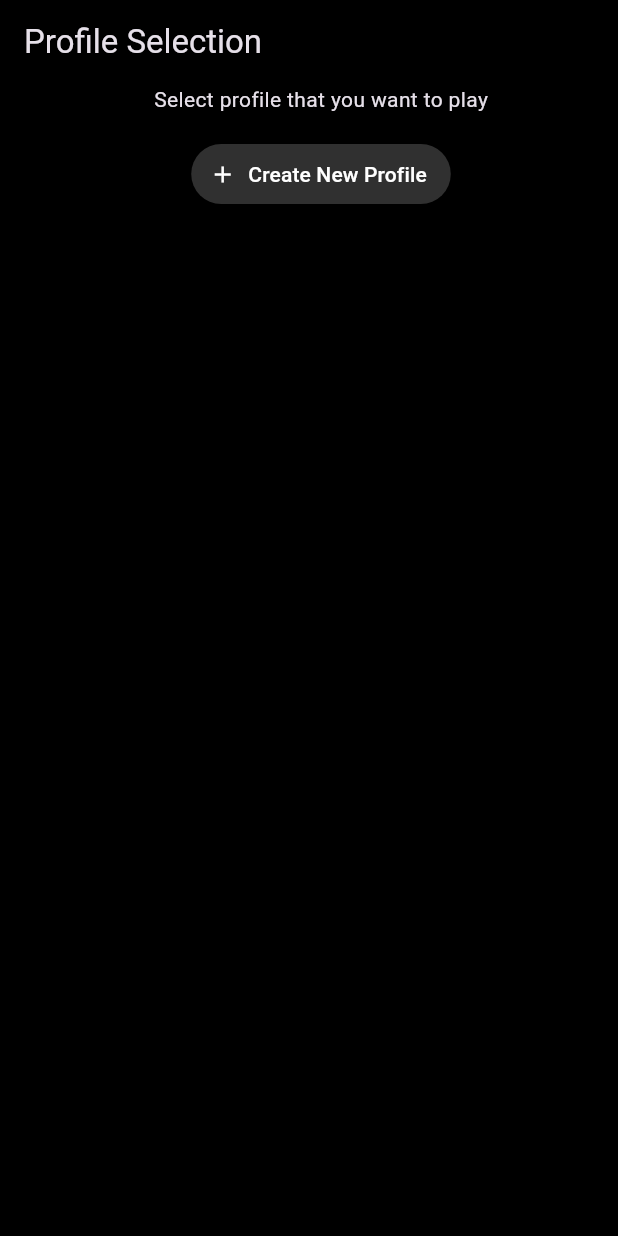
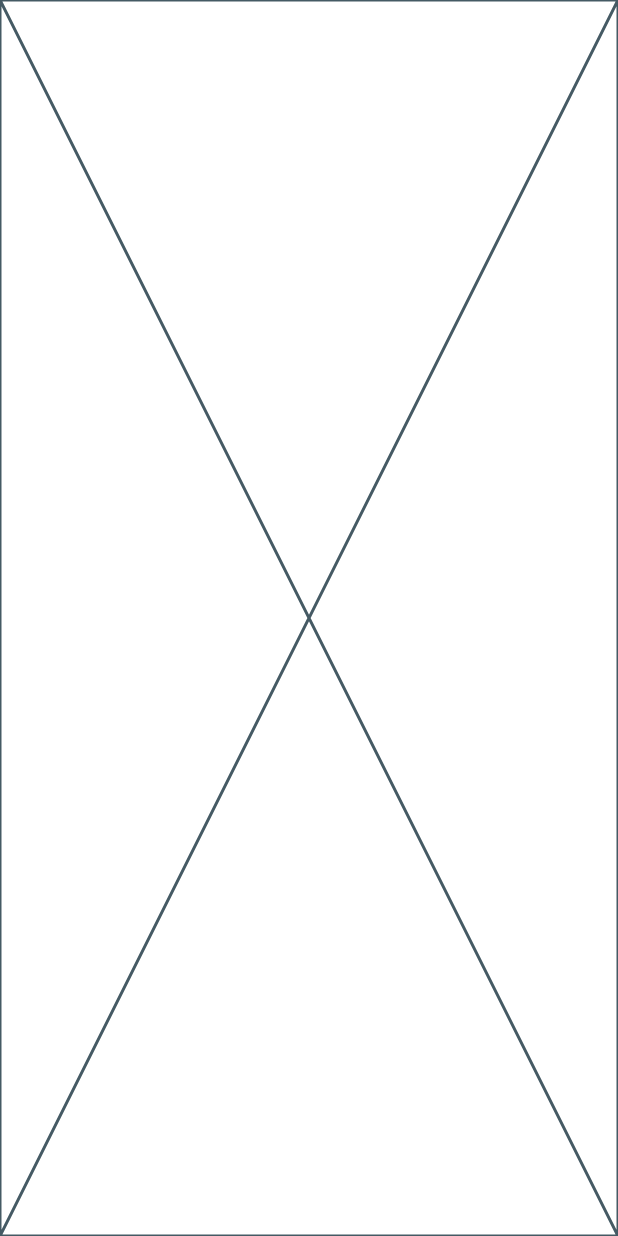
Before and after one commit to DangNguyen1912/flutter_gregtext_game, a Flutter app: the screen it shows after launch, on a phone screen of 412 x 824 dp. Run offline on Flutter 3.47's test engine with Material 3 defaults, Android fonts, the phone set to English and light mode, and no system bars; our stand-ins replace firebase_auth, firebase_core, go_router, shared_preferences; accounts and stored records are empty.

Commit message:
remove profile for simplicity and less data no longer save profiles and user locally and try to use firebase for it remove profile model
usePathUrlStrategy() to remove /# in url path

```diff
--- a/lib/main.dart
+++ b/lib/main.dart
@@ -1,7 +1,9 @@
 import 'package:firebase_core/firebase_core.dart';
 import 'package:flutter/material.dart';
+import 'package:flutter_gregtext_game/services/auth_service.dart';
+import 'package:flutter_gregtext_game/services/database_service.dart';
 import 'package:flutter_gregtext_game/services/local_storage_service.dart';
-import 'package:go_router/go_router.dart';
+import 'package:flutter_web_plugins/url_strategy.dart';
 import 'package:provider/provider.dart';
 import 'package:shared_preferences/shared_preferences.dart';
 
@@ -9,6 +11,8 @@ import './screens/routes.dart';
 import 'firebase_options.dart';
 
 Future<void> main() async {
+  usePathUrlStrategy();
+
   WidgetsFlutterBinding.ensureInitialized();
 
   // Initialize Firebase (optional, will work without if not available)
@@ -24,48 +28,30 @@ Future<void> main() async {
   var prefs = await SharedPreferences.getInstance();
 
   var appRouter = AppRouter();
-  await appRouter.initialize(prefs);
-  var router = appRouter.router;
+  await appRouter.initialize(prefs, AuthService().hasUser());
 
-  runApp(MainApp(router: router, prefs: prefs));
+  runApp(MainApp(appRouter: appRouter, prefs: prefs));
 }
 
-class MainApp extends StatefulWidget {
-  const MainApp({super.key, required this.router, required this.prefs});
+class MainApp extends StatelessWidget {
+  const MainApp({super.key, required this.appRouter, required this.prefs});
 
-  final GoRouter router;
+  final AppRouter appRouter;
   final SharedPreferences prefs;
 
-  @override
-  State<MainApp> createState() => _MainAppState();
-}
-
-class _MainAppState extends State<MainApp> {
   @override
   Widget build(BuildContext context) {
     return MultiProvider(
       providers: [
-        ChangeNotifierProvider(
-          create: (_) => LocalStorageService(widget.prefs),
-        ),
+        ChangeNotifierProvider(create: (_) => LocalStorageService(prefs)),
+        ChangeNotifierProvider(create: (_) => DatabaseService()),
       ],
       child: MaterialApp.router(
         title: "Gregtext",
         theme: ThemeData.dark().copyWith(
-          primaryColor: Colors.blue,
-          scaffoldBackgroundColor: Colors.black,
-          appBarTheme: const AppBarTheme(
-            backgroundColor: Colors.black,
-            elevation: 0,
-          ),
-          cardTheme: CardThemeData(
-            color: Colors.grey[900],
-            shape: RoundedRectangleBorder(
-              borderRadius: BorderRadius.circular(12),
-            ),
-          ),
+          colorScheme: ColorScheme.dark(primary: Colors.blue),
         ),
-        routerConfig: widget.router,
+        routerConfig: appRouter.router,
         debugShowCheckedModeBanner: false,
       ),
     );
--- a/lib/models/user/profile.dart
+++ /dev/null
@@ -1,46 +0,0 @@
-import 'dart:convert';
-
-// ignore_for_file: public_member_api_docs, sort_constructors_first
-// ProfileIds = UserIds
-// this is use to select profiles/users without loading inventories and heavy stuff, just ids, names and info stuff
-
-class Profile {
-  String profileId;
-  String profileName;
-  DateTime createDate;
-  Duration playedTime;
-  int gameStage;
-
-  Profile({
-    required this.profileId,
-    required this.profileName,
-    required this.createDate,
-    required this.playedTime,
-    required this.gameStage,
-  });
-
-  Map<String, dynamic> toMap() {
-    return <String, dynamic>{
-      'profileId': profileId,
-      'profileName': profileName,
-      'createDate': createDate.millisecondsSinceEpoch,
-      'playedTime': playedTime.inSeconds,
-      'gameStage': gameStage,
-    };
-  }
-
-  factory Profile.fromMap(Map<String, dynamic> map) {
-    return Profile(
-      profileId: map['profileId'] as String,
-      profileName: map['profileName'] as String,
-      createDate: DateTime.fromMillisecondsSinceEpoch(map['createDate'] as int),
-      playedTime: Duration(seconds: map['playedTime'] as int),
-      gameStage: map['gameStage'] as int,
-    );
-  }
-
-  String toJson() => json.encode(toMap());
-
-  factory Profile.fromJson(String source) =>
-      Profile.fromMap(json.decode(source) as Map<String, dynamic>);
-}
--- /dev/null
+++ b/lib/screens/auth/sign_in_screen.dart
@@ -0,0 +1,10 @@
+import 'package:flutter/material.dart';
+
+class SignInScreen extends StatelessWidget {
+  const SignInScreen({super.key});
+
+  @override
+  Widget build(BuildContext context) {
+    return Placeholder();
+  }
+}
--- a/lib/screens/game/profile_selection_screen.dart
+++ /dev/null
@@ -1,247 +0,0 @@
-import 'package:flutter/material.dart';
-import 'package:flutter_gregtext_game/models/user/profile.dart';
-import 'package:flutter_gregtext_game/services/local_storage_service.dart';
-import 'package:go_router/go_router.dart';
-import 'package:intl/intl.dart';
-import 'package:provider/provider.dart';
-import 'package:uuid/uuid.dart';
-
-class ProfileSelectionScreen extends StatelessWidget {
-  const ProfileSelectionScreen({super.key});
-
-  @override
-  Widget build(BuildContext context) {
-    final profiles = context.watch<LocalStorageService>().getProfiles();
-
-    return Scaffold(
-      appBar: AppBar(title: Text("Profile Selection")),
-      body: Padding(
-        padding: const EdgeInsets.only(left: 16.0),
-        child: Column(
-          mainAxisSize: MainAxisSize.min,
-          spacing: 16,
-          children: [
-            Text("Select profile that you want to play"),
-            Expanded(
-              child: ListView.builder(
-                itemCount: profiles.length + 1,
-                itemBuilder: (BuildContext context, int index) {
-                  if (index < profiles.length) {
-                    var profile = profiles[index];
-                    return Card(
-                      elevation: 4,
-                      margin: const EdgeInsets.symmetric(
-                        vertical: 8.0,
-                        horizontal: 4.0,
-                      ),
-                      shape: RoundedRectangleBorder(
-                        borderRadius: BorderRadius.circular(12),
-                      ),
-                      child: InkWell(
-                        onTap: () {
-                          // TODO: Action when a profile is selected
-                        },
-                        borderRadius: BorderRadius.circular(12),
-                        child: Padding(
-                          padding: const EdgeInsets.all(16.0),
-                          child: Column(
-                            mainAxisSize: MainAxisSize.min,
-                            crossAxisAlignment: CrossAxisAlignment.start,
-                            children: [
-                              Row(
-                                mainAxisAlignment:
-                                    MainAxisAlignment.spaceBetween,
-                                crossAxisAlignment: CrossAxisAlignment.start,
-                                children: [
-                                  Expanded(
-                                    child: Column(
-                                      crossAxisAlignment:
-                                          CrossAxisAlignment.start,
-                                      children: [
-                                        Text(
-                                          profile.profileName,
-                                          style: const TextStyle(
-                                            fontSize: 18,
-                                            fontWeight: FontWeight.bold,
-                                          ),
-                                        ),
-                                        const SizedBox(height: 4),
-                                        Text(
-                                          "Stage ${profile.gameStage}",
-                                          style: TextStyle(
-                                            color: Colors.blueAccent,
-                                            fontWeight: FontWeight.w600,
-                                          ),
-                                        ),
-                                      ],
-                                    ),
-                                  ),
-
-                                  Row(
-                                    mainAxisSize: MainAxisSize.min,
-                                    children: [
-                                      IconButton(
-                                        icon: const Icon(
-                                          Icons.edit,
-                                          color: Colors.blue,
-                                        ),
-                                        padding: EdgeInsets.zero,
-                                        constraints: const BoxConstraints(),
-                                        onPressed: () {
-                                          // TODO: Implement Edit Profile dialog/action
-                                        },
-                                      ),
-                                      const SizedBox(width: 12),
-                                      IconButton(
-                                        icon: const Icon(
-                                          Icons.delete,
-                                          color: Colors.red,
-                                        ),
-                                        padding: EdgeInsets.zero,
-                                        constraints: const BoxConstraints(),
-                                        onPressed: () async {
-                                          // TODO: Confirm dialog
-                                          final storageService = context
-                                              .read<LocalStorageService>();
-                                          List<Profile> updatedList = List.from(
-                                            storageService.getProfiles(),
-                                          );
-                                          updatedList.removeAt(index);
-                                          storageService.setProfiles(
-                                            updatedList,
-                                          );
-                                        },
-                                      ),
-                                    ],
-                                  ),
-                                ],
-                              ),
-                              const Divider(),
-                              const SizedBox(height: 8),
-                              Text(
-                                "ID: ${profile.profileId}",
-                                style: const TextStyle(
-                                  color: Colors.grey,
-                                  fontSize: 12,
-                                ),
-                              ),
-                              const SizedBox(height: 4),
-                              Text(
-                                "Created: ${DateFormat('dd MMM yyyy').format(profile.createDate)}",
-                                style: const TextStyle(fontSize: 14),
-                              ),
-                              const SizedBox(height: 4),
-                              Text(
-                                "Playtime: "
-                                "${profile.playedTime.inSeconds == 0 ? "Never" : "${profile.playedTime.inHours > 0 ? "${profile.playedTime.inHours} hour" : ""} "
-                                          "${profile.playedTime.inMinutes % 60 > 0 ? "${profile.playedTime.inHours} minute" : ""} "
-                                          "${profile.playedTime.inSeconds % 60 > 0 ? "${profile.playedTime.inHours} second" : ""}"}",
-                                style: const TextStyle(fontSize: 14),
-                              ),
-                            ],
-                          ),
-                        ),
-                      ),
-                    );
-                  }
-
-                  return Align(
-                    alignment: Alignment.center,
-                    child: TextButton.icon(
-                      style: TextButton.styleFrom(
-                        backgroundColor: Colors.grey[850],
-                      ),
-                      onPressed: () async {
-                        var newProfile = await newProfileDialog(context);
-                        if (newProfile != null) {
-                          context.read<LocalStorageService>().setProfiles(
-                            List.from(
-                              context.read<LocalStorageService>().getProfiles()
-                                ..add(newProfile),
-                            ),
-                          );
-                        }
-                      },
-                      label: Text(
-                        "Create New Profile",
-                        style: TextStyle(color: Colors.white),
-                      ),
-                      icon: Icon(Icons.add, color: Colors.white),
-                    ),
-                  );
-                },
-              ),
-            ),
-          ],
-        ),
-      ),
-    );
-  }
-}
-
-Future<Profile?> newProfileDialog(BuildContext context) {
-  final TextEditingController nameController = TextEditingController();
-  final formKey = GlobalKey<FormState>();
-  return showDialog<Profile>(
-    context: context,
-    builder: (BuildContext context) {
-      return Dialog(
-        insetPadding: const EdgeInsets.all(32),
-        child: Padding(
-          padding: EdgeInsetsGeometry.all(16),
-          child: Column(
-            mainAxisSize: MainAxisSize.min,
-            crossAxisAlignment: CrossAxisAlignment.start,
-            children: [
-              Text('Create new Profile', style: TextStyle(fontSize: 22)),
-              Form(
-                key: formKey,
-                child: Column(
-                  crossAxisAlignment: CrossAxisAlignment.start,
-                  mainAxisSize: MainAxisSize.min,
-                  children: [
-                    TextFormField(
-                      controller: nameController,
-                      decoration: InputDecoration(labelText: "name"),
-                      validator: (value) {
-                        if (value == null || value.isEmpty) {
-                          return "Please enter";
-                        }
-                        return null;
-                      },
-                    ),
-                  ],
-                ),
-              ),
-              Row(
-                mainAxisSize: MainAxisSize.max,
-                mainAxisAlignment: MainAxisAlignment.spaceBetween,
-                children: [
-                  ElevatedButton(
-                    onPressed: () => context.pop(),
-                    child: Text("Cancel"),
-                  ),
-                  ElevatedButton(
-                    onPressed: () {
-                      if (formKey.currentState!.validate()) {
-                        var newProfile = Profile(
-                          profileId: Uuid().v4(),
-                          profileName: nameController.text,
-                          createDate: DateTime.now(),
-                          playedTime: Duration(),
-                          gameStage: 0,
-                        );
-                        context.pop(newProfile);
-                      }
-                    },
-                    child: Text("Create"),
-                  ),
-                ],
-              ),
-            ],
-          ),
-        ),
-      );
-    },
-  );
-}
--- a/lib/screens/routes.dart
+++ b/lib/screens/routes.dart
@@ -1,9 +1,8 @@
 import 'dart:async';
 
 import 'package:flutter/material.dart';
+import 'package:flutter_gregtext_game/screens/auth/sign_in_screen.dart';
 import 'package:flutter_gregtext_game/screens/error_screen.dart';
-import 'package:flutter_gregtext_game/screens/game/profile_selection_screen.dart';
-import 'package:flutter_gregtext_game/services/local_storage_service.dart';
 import 'package:go_router/go_router.dart';
 import 'package:shared_preferences/shared_preferences.dart';
 
@@ -14,13 +13,18 @@ import 'package:shared_preferences/shared_preferences.dart';
 // users selections
 
 class AppRouter {
+  // Singleton pattern
+  static final AppRouter _instance = AppRouter._internal();
+  factory AppRouter() => _instance;
+  AppRouter._internal();
+
   late final GoRouter router;
 
-  bool _hasProfile = false;
-  Future<void> initialize(SharedPreferences prefs) async {
-    // Check local storage for saved state
-    String? lastProfileId = await LocalStorageService(prefs).getLastProfileId();
-    _hasProfile = lastProfileId != null && lastProfileId.isNotEmpty;
+  static bool _isAuthenticated = false;
+
+  Future<void> initialize(SharedPreferences prefs, bool isAuthenticated) async {
+    _isAuthenticated = isAuthenticated;
+
     router = GoRouter(
       initialLocation: _getInitialLocation(),
       routes: _buildRoutes(),
@@ -31,8 +35,8 @@ class AppRouter {
   }
 
   String _getInitialLocation() {
-    if (_hasProfile) return '/game/explore';
-    return '/profile';
+    if (!_isAuthenticated) return '/auth/login';
+    return '/explore';
   }
 
   List<RouteBase> _buildRoutes() {
@@ -45,7 +49,7 @@ class AppRouter {
           GoRoute(
             path: 'login',
             name: 'auth-login',
-            builder: (_, _) => const Text("LoginScreen()"),
+            builder: (_, _) => const SignInScreen(),
           ),
           GoRoute(
             path: 'register',
@@ -55,47 +59,31 @@ class AppRouter {
         ],
       ),
 
-      GoRoute(
-        path: '/profile',
-        name: 'profile',
-        builder: (_, _) => const ProfileSelectionScreen(),
-      ),
-
       ShellRoute(
         builder: (_, _, child) => Text("GameShell(child: child)"),
         routes: [
           GoRoute(
-            path: '/game/explore',
+            path: '/explore',
             name: 'game-explore',
             builder: (_, _) => const Text("ExploreScreen()"),
-            routes: [
-              // GoRoute(
-              //   path: 'location/:locationId',
-              //   name: 'game-location',
-              //   builder: (_ , _) {
-              //     final locationId = state.pathParameters['locationId']!;
-              //     return Text("LocationDetailScreen(locationId: locationId)");
-              //   },
-              // ),
-            ],
           ),
           GoRoute(
-            path: '/game/base',
+            path: '/base',
             name: 'game-base',
             builder: (_, _) => const Text("BaseScreen()"),
           ),
           GoRoute(
-            path: '/game/craft',
+            path: '/craft',
             name: 'game-craft',
             builder: (_, _) => const Text("CraftScreen()"),
           ),
           GoRoute(
-            path: '/game/settings',
+            path: '/settings',
             name: 'game-settings',
             builder: (_, _) => const Text("SettingsScreen()"),
           ),
           GoRoute(
-            path: '/game/more',
+            path: '/more',
             name: 'game-more',
             builder: (_, _) => const Text("MoreScreen()"),
           ),
@@ -105,18 +93,10 @@ class AppRouter {
   }
 
   String? _redirectLogic(BuildContext context, GoRouterState state) {
-    // Allow access to profile screens if no profile exists
-    final isProfileScreen = state.matchedLocation.startsWith('/profile');
-    final isGameScreen = state.matchedLocation.startsWith('/game');
+    final isAuthScreen = state.matchedLocation.startsWith('/auth');
 
-    // If no profile and trying to access game, go to profile selection
-    if (!_hasProfile && isGameScreen) {
-      return '/profile';
-    }
-
-    // If has profile and on profile screens, go to game
-    if (_hasProfile && isProfileScreen) {
-      return '/game/explore';
+    if (!_isAuthenticated && !isAuthScreen) {
+      return '/auth/login';
     }
 
     return null;
--- a/lib/services/auth_service.dart
+++ b/lib/services/auth_service.dart
@@ -8,6 +8,10 @@ class AuthService extends ChangeNotifier {
   User? get user => _user;
 
   Stream<User?> get authStateChanges => firebaseAuth.authStateChanges();
+
+  bool hasUser() {
+    return _user != null;
+  }
 
   void authProvider() {
     firebaseAuth.authStateChanges().listen((User? user) {
--- a/lib/services/database_service.dart
+++ b/lib/services/database_service.dart
@@ -1 +1,3 @@
-class DatabaseService {}
+import 'package:flutter/foundation.dart';
+
+class DatabaseService extends ChangeNotifier {}
--- a/lib/services/local_storage_service.dart
+++ b/lib/services/local_storage_service.dart
@@ -2,64 +2,31 @@
 import 'dart:convert';
 
 import 'package:flutter/material.dart';
-import 'package:flutter_gregtext_game/models/user/profile.dart';
-import 'package:flutter_gregtext_game/models/user/user.dart';
 import 'package:shared_preferences/shared_preferences.dart';
 
 class LocalStorageService extends ChangeNotifier {
   static const String _keyLastProfileId = 'last_profile_Id';
-  static const String _keyProfiles = 'profiles';
-  static const String _keyUser = 'user';
+  static const String _keyTheme = 'theme';
 
   final SharedPreferences _prefs;
 
   LocalStorageService(this._prefs);
 
-  // Save last used profile
-  Future<void> setLastProfile(String profileId) async {
-    await _prefs.setString(_keyLastProfileId, jsonEncode(profileId));
-  }
-
-  // Get last used profile
-  Future<String?> getLastProfileId() async {
+  String? getLastProfileId() {
     final String? profileId = _prefs.getString(_keyLastProfileId);
     return profileId;
   }
 
-  Future<void> setProfiles(List<Profile> profiles) async {
-    final List<String> jsonList = profiles
-        .map((profile) => profile.toJson())
-        .toList();
-    final String jsonString = jsonEncode(jsonList);
-    await _prefs.setString(_keyProfiles, jsonString);
-    notifyListeners();
+  void setLastProfile(String profileId) {
+    _prefs.setString(_keyLastProfileId, jsonEncode(profileId));
   }
 
-  List<Profile> getProfiles() {
-    final String? jsonString = _prefs.getString(_keyProfiles);
-    if (jsonString == null || jsonString.isEmpty) {
-      return [];
-    }
-    try {
-      final List<dynamic> jsonList = jsonDecode(jsonString);
-      return jsonList.map((json) => Profile.fromJson(json)).toList();
-    } catch (e) {
-      return [];
-    }
+  String getTheme() {
+    final String profileId = _prefs.getString(_keyTheme) ?? 'system';
+    return profileId;
   }
 
-  Future<void> setUser(User user) async {
-    String key = _keyUser + user.userId;
-    await _prefs.setString(key, user.toJson());
-    notifyListeners();
-  }
-
-  User getUserById(String userId) {
-    String key = _keyUser + userId;
-    final String? jsonString = _prefs.getString(key);
-    if (jsonString == null) {
-      throw "cant find user";
-    }
-    return User.fromJson(jsonString);
+  void setTheme(String profileId) {
+    _prefs.setString(_keyTheme, jsonEncode(profileId));
   }
 }
```
Also changed, not shown: lib/screens/auth/login.dart (deleted, +0 -17 lines), lib/screens/auth/register_screen.dart (added).
